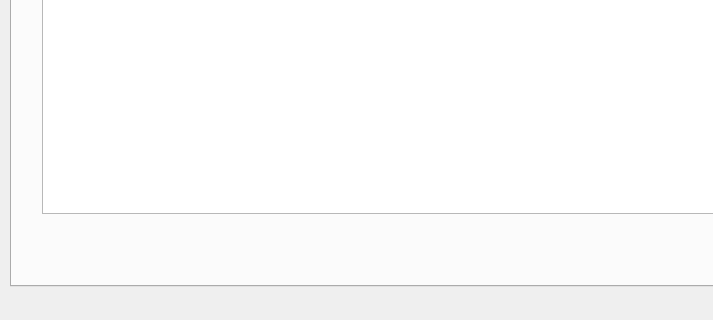
Old version of the form window.ui in the repository helbert-rocha/MQTTClient; both pictures show x 0 to 713 and y 280 to 600 of the 800 by 600 pixel window.
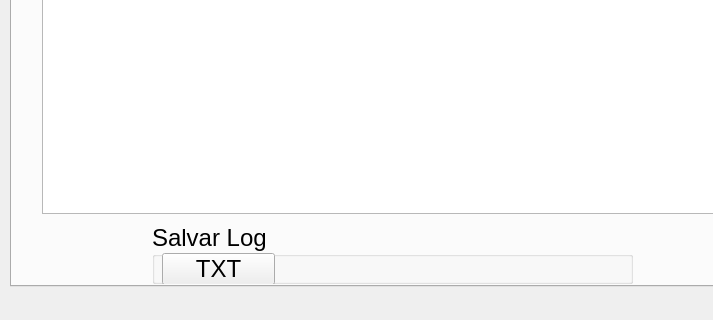
New version of the form.

Diff of the .ui file:
```diff
--- a/window.ui
+++ b/window.ui
@@ -810,6 +810,37 @@
        </rect>
       </property>
      </widget>
+     <widget class="QGroupBox" name="groupBox">
+      <property name="geometry">
+       <rect>
+        <x>140</x>
+        <y>390</y>
+        <width>481</width>
+        <height>61</height>
+       </rect>
+      </property>
+      <property name="font">
+       <font>
+        <pointsize>18</pointsize>
+       </font>
+      </property>
+      <property name="title">
+       <string>Salvar Log</string>
+      </property>
+      <widget class="QPushButton" name="pushButtonSaveLogTxt">
+       <property name="geometry">
+        <rect>
+         <x>10</x>
+         <y>30</y>
+         <width>113</width>
+         <height>32</height>
+        </rect>
+       </property>
+       <property name="text">
+        <string>TXT</string>
+       </property>
+      </widget>
+     </widget>
     </widget>
    </widget>
   </widget>
```
